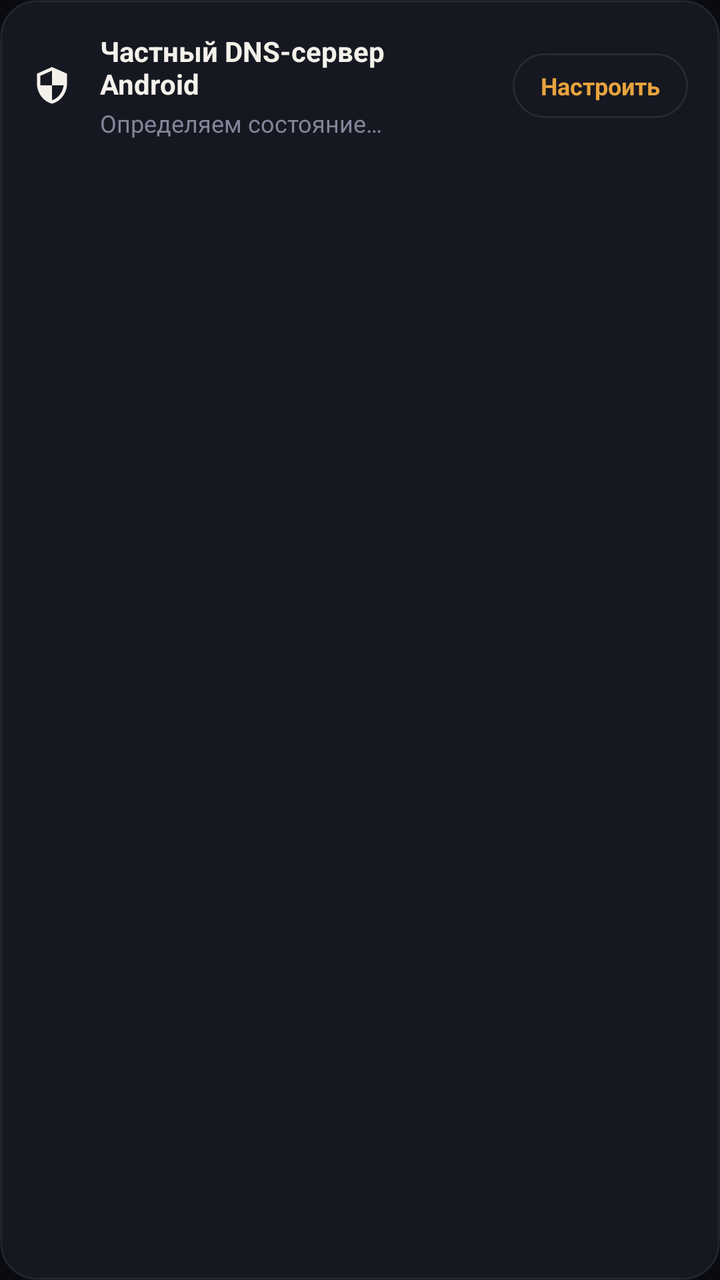
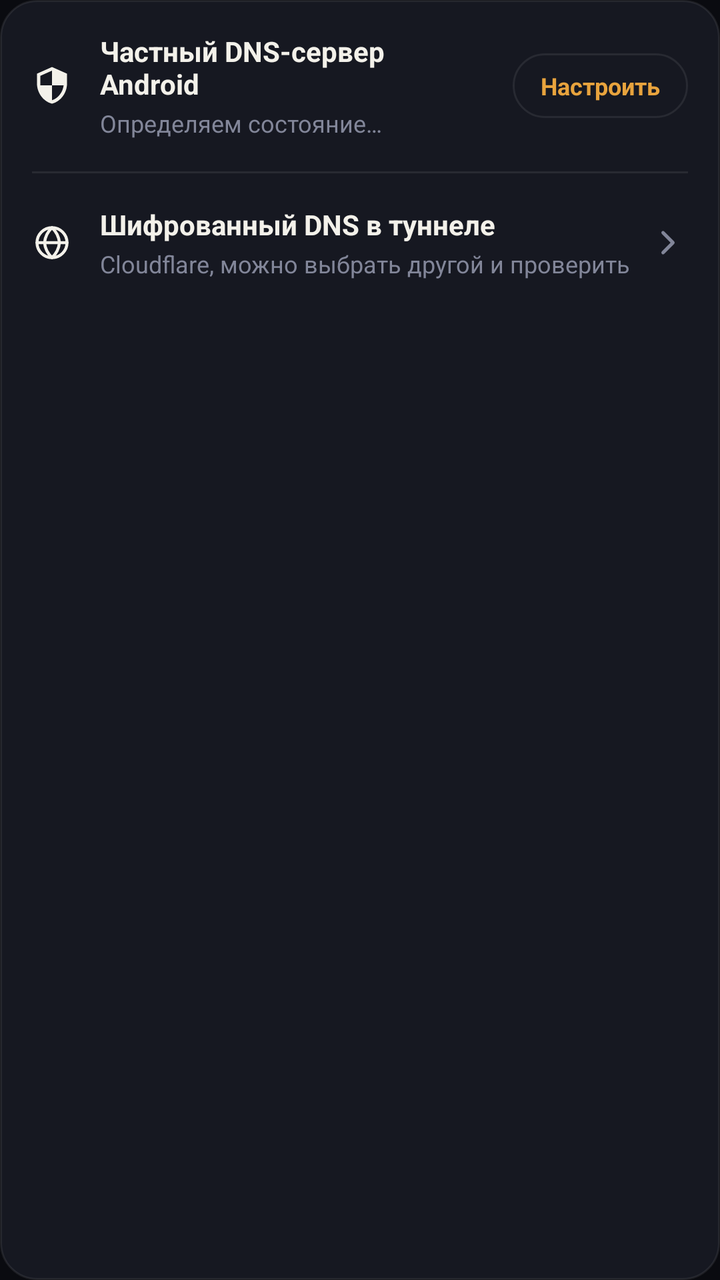

An Android layout rendered at two revisions. The XML below is the earlier revision; the diff shows what the commit changed to produce the second picture.
<!-- AndroidManifest.xml: application theme Theme.Mirage -->
<!-- res/layout/card_private_dns.xml -->
<?xml version="1.0" encoding="utf-8"?>
<LinearLayout xmlns:android="http://schemas.android.com/apk/res/android"
    android:id="@+id/cardPrivateDns"
    android:layout_width="match_parent"
    android:layout_height="wrap_content"
    android:layout_marginStart="20dp"
    android:layout_marginEnd="20dp"
    android:layout_marginBottom="12dp"
    android:background="@drawable/bg_card"
    android:orientation="vertical">

    <LinearLayout
        android:id="@+id/rowPrivateDns"
        android:layout_width="match_parent"
        android:layout_height="wrap_content"
        android:background="@android:color/transparent"
        android:clickable="true"
        android:focusable="true"
        android:gravity="center_vertical"
        android:orientation="horizontal"
        android:padding="16dp">

        <ImageView
            android:id="@+id/ivPrivateDnsIcon"
            android:layout_width="20dp"
            android:layout_height="20dp"
            android:layout_marginEnd="14dp"
            android:contentDescription="@null"
            android:src="@drawable/ic_vpn_stat" />

        <LinearLayout
            android:layout_width="0dp"
            android:layout_height="wrap_content"
            android:layout_weight="1"
            android:orientation="vertical">

            <TextView
                android:id="@+id/tvPrivateDnsTitle"
                android:layout_width="wrap_content"
                android:layout_height="wrap_content"
                android:text="@string/private_dns_title"
                android:textColor="@color/ink"
                android:textSize="14sp"
                android:textStyle="bold" />

            <TextView
                android:id="@+id/tvPrivateDnsState"
                android:layout_width="wrap_content"
                android:layout_height="wrap_content"
                android:layout_marginTop="2dp"
                android:text="@string/private_dns_reading"
                android:textColor="@color/ink_faint"
                android:textSize="12sp" />
        </LinearLayout>

        <TextView
            android:id="@+id/tvPrivateDnsAction"
            android:layout_width="wrap_content"
            android:layout_height="wrap_content"
            android:layout_marginStart="12dp"
            android:background="@drawable/bg_pill"
            android:paddingStart="14dp"
            android:paddingTop="8dp"
            android:paddingEnd="14dp"
            android:paddingBottom="8dp"
            android:text="@string/private_dns_open_settings"
            android:textColor="@color/accent"
            android:textSize="12sp"
            android:textStyle="bold" />
    </LinearLayout>
</LinearLayout>
<!-- resources referenced by this layout -->
<resources>
  <color name="accent">#E8A33D</color>
  <color name="ink">#F3F1EA</color>
  <color name="ink_faint">#828699</color>
  <!-- drawable bg_card (drawable) -->
  <?xml version="1.0" encoding="utf-8"?>
  <shape xmlns:android="http://schemas.android.com/apk/res/android"
      android:shape="rectangle">
      <corners android:radius="18dp" />
      <solid android:color="@color/card" />
      <stroke
          android:width="1dp"
          android:color="@color/card_stroke" />
  </shape>
  <!-- drawable bg_pill (drawable) -->
  <?xml version="1.0" encoding="utf-8"?>
  <shape xmlns:android="http://schemas.android.com/apk/res/android"
      android:shape="rectangle">
      <corners android:radius="30dp" />
      <solid android:color="@color/card" />
      <stroke
          android:width="1dp"
          android:color="@color/card_stroke" />
  </shape>
  <!-- drawable ic_vpn_stat (drawable) -->
  <vector xmlns:android="http://schemas.android.com/apk/res/android"
      android:width="24dp"
      android:height="24dp"
      android:viewportWidth="24"
      android:viewportHeight="24">
      <path
          android:fillColor="@color/ink"
          android:pathData="M12,1L3,5v6c0,5.55 3.84,10.74 9,12c5.16,-1.26 9,-6.45 9,-12V5L12,1zM12,11.99h7c-0.53,4.12 -3.28,7.79 -7,8.94V12H5V6.3l7,-3.11v8.8z"/>
  </vector>
  <string name="private_dns_open_settings">Настроить</string>
  <string name="private_dns_reading">Определяем состояние…</string>
  <string name="private_dns_title">Частный DNS-сервер Android</string>
  <style name="Theme.Mirage" parent="Theme.Material3.Dark.NoActionBar">
          <item name="android:windowBackground">@color/bg</item>
          <item name="android:statusBarColor">@color/bg</item>
          <item name="android:navigationBarColor">@color/bg</item>
          <item name="android:windowLightStatusBar">false</item>
          <item name="colorPrimary">@color/amber</item>
          <item name="colorSecondary">@color/amber_deep</item>
          <item name="colorSurface">@color/card</item>
          <item name="colorOnSurface">@color/ink</item>
      </style>
  <color name="card">#161821</color>
  <color name="card_stroke">#14FFFFFF</color>
  <color name="bg">#0A0B10</color>
  <color name="amber">#E8A33D</color>
  <color name="amber_deep">#C9722A</color>
</resources>

<!-- the commit's change to res/layout/card_private_dns.xml (unified diff, before → after) -->
@@ -68,4 +68,62 @@
             android:textSize="12sp"
             android:textStyle="bold" />
     </LinearLayout>
+
+    <View
+        android:layout_width="match_parent"
+        android:layout_height="1dp"
+        android:layout_marginStart="16dp"
+        android:layout_marginEnd="16dp"
+        android:background="@color/card_stroke" />
+
+    <LinearLayout
+        android:id="@+id/rowTunnelDns"
+        android:layout_width="match_parent"
+        android:layout_height="wrap_content"
+        android:background="@android:color/transparent"
+        android:clickable="true"
+        android:focusable="true"
+        android:gravity="center_vertical"
+        android:orientation="horizontal"
+        android:padding="16dp">
+
+        <ImageView
+            android:id="@+id/ivTunnelDnsIcon"
+            android:layout_width="20dp"
+            android:layout_height="20dp"
+            android:layout_marginEnd="14dp"
+            android:contentDescription="@null"
+            android:src="@drawable/ic_globe" />
+
+        <LinearLayout
+            android:layout_width="0dp"
+            android:layout_height="wrap_content"
+            android:layout_weight="1"
+            android:orientation="vertical">
+
+            <TextView
+                android:id="@+id/tvTunnelDnsTitle"
+                android:layout_width="wrap_content"
+                android:layout_height="wrap_content"
+                android:text="@string/tunnel_dns_title"
+                android:textColor="@color/ink"
+                android:textSize="14sp"
+                android:textStyle="bold" />
+
+            <TextView
+                android:id="@+id/tvTunnelDnsState"
+                android:layout_width="match_parent"
+                android:layout_height="wrap_content"
+                android:layout_marginTop="2dp"
+                android:text="@string/tunnel_dns_default"
+                android:textColor="@color/ink_faint"
+                android:textSize="12sp" />
+        </LinearLayout>
+
+        <ImageView
+            android:layout_width="20dp"
+            android:layout_height="20dp"
+            android:contentDescription="@null"
+            android:src="@drawable/ic_chevron_right" />
+    </LinearLayout>
 </LinearLayout>
<!-- resource entries referenced after the edit -->
@@ -23,6 +23,47 @@
           android:width="1dp"
           android:color="@color/card_stroke" />
   </shape>
+  <!-- drawable ic_chevron_right (drawable) -->
+  <vector xmlns:android="http://schemas.android.com/apk/res/android"
+      android:width="20dp"
+      android:height="20dp"
+      android:viewportWidth="24"
+      android:viewportHeight="24">
+      <path
+          android:strokeColor="@color/ink_faint"
+          android:strokeWidth="2"
+          android:strokeLineCap="round"
+          android:strokeLineJoin="round"
+          android:pathData="M9,18l6,-6l-6,-6" />
+  </vector>
+  <!-- drawable ic_globe (drawable) -->
+  <vector xmlns:android="http://schemas.android.com/apk/res/android"
+      android:width="20dp"
+      android:height="20dp"
+      android:viewportWidth="24"
+      android:viewportHeight="24">
+      
+      <path
+          android:strokeColor="@color/ink"
+          android:strokeWidth="1.8"
+          android:strokeLineCap="round"
+          android:strokeLineJoin="round"
+          android:pathData="M12,21a9,9 0 1,0 0,-18a9,9 0 0,0 0,18z" />
+      
+      <path
+          android:strokeColor="@color/ink"
+          android:strokeWidth="1.8"
+          android:strokeLineCap="round"
+          android:strokeLineJoin="round"
+          android:pathData="M3,12h18" />
+      
+      <path
+          android:strokeColor="@color/ink"
+          android:strokeWidth="1.8"
+          android:strokeLineCap="round"
+          android:strokeLineJoin="round"
+          android:pathData="M12,3a14.5,14.5 0 0,1 4.5,9a14.5,14.5 0 0,1 -4.5,9a14.5,14.5 0 0,1 -4.5,-9a14.5,14.5 0 0,1 4.5,-9z" />
+  </vector>
   <!-- drawable ic_vpn_stat (drawable) -->
   <vector xmlns:android="http://schemas.android.com/apk/res/android"
       android:width="24dp"
@@ -36,6 +77,8 @@
   <string name="private_dns_open_settings">Настроить</string>
   <string name="private_dns_reading">Определяем состояние…</string>
   <string name="private_dns_title">Частный DNS-сервер Android</string>
+  <string name="tunnel_dns_default">Cloudflare, можно выбрать другой и проверить</string>
+  <string name="tunnel_dns_title">Шифрованный DNS в туннеле</string>
   <style name="Theme.Mirage" parent="Theme.Material3.Dark.NoActionBar">
           <item name="android:windowBackground">@color/bg</item>
           <item name="android:statusBarColor">@color/bg</item>
